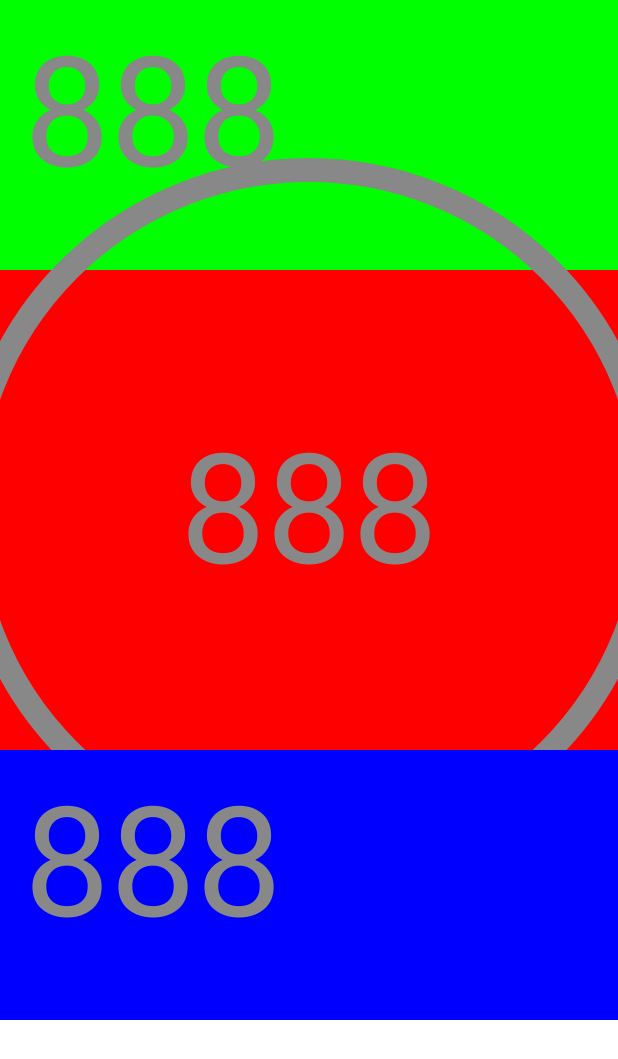
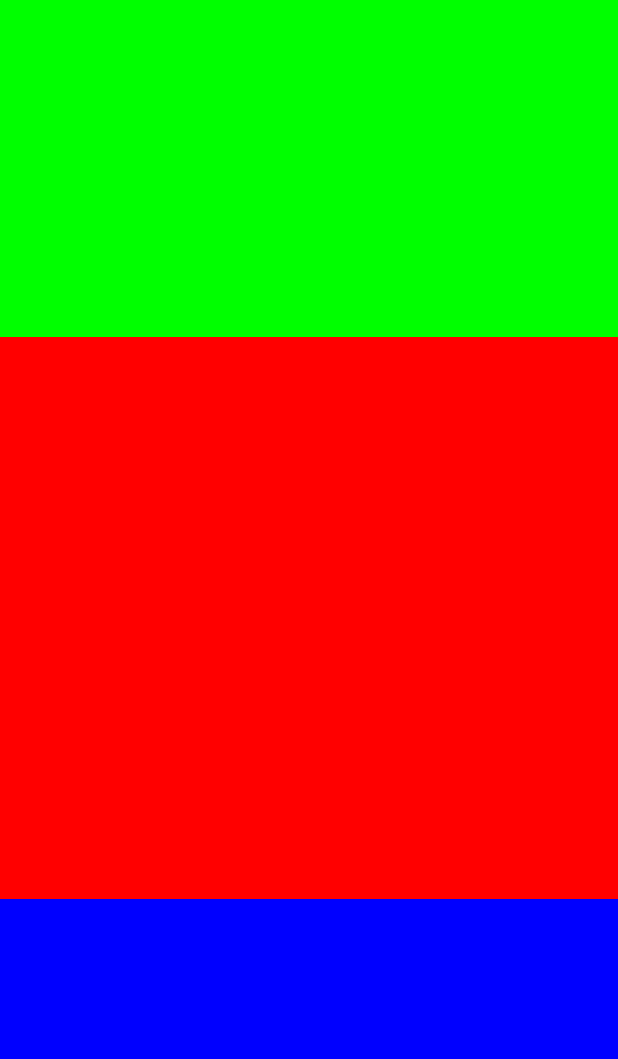
Before and after one commit to franciscobarrios/AirAwareKMP, an Android app built with Jetpack Compose: the @Preview function AppPreview, on a phone screen of 412 x 824 dp. Shown: the top 1059 px of the screen. Run offline under Robolectric (Android 15) with nearby library versions, the phone set to English and light mode, and no system bars; network calls fail.

Commit message:
ui fixed

```diff
--- a/composeApp/src/androidMain/kotlin/com/fjbg/airaware/kmp/MainActivity.kt
+++ b/composeApp/src/androidMain/kotlin/com/fjbg/airaware/kmp/MainActivity.kt
@@ -5,12 +5,12 @@ import androidx.activity.ComponentActivity
 import androidx.activity.compose.setContent
 import androidx.compose.foundation.Canvas
 import androidx.compose.foundation.background
-import androidx.compose.foundation.layout.Arrangement
 import androidx.compose.foundation.layout.Box
 import androidx.compose.foundation.layout.Column
 import androidx.compose.foundation.layout.Row
+import androidx.compose.foundation.layout.fillMaxHeight
+import androidx.compose.foundation.layout.fillMaxSize
 import androidx.compose.foundation.layout.fillMaxWidth
-import androidx.compose.foundation.layout.height
 import androidx.compose.foundation.layout.padding
 import androidx.compose.material.Text
 import androidx.compose.runtime.Composable
@@ -36,12 +36,40 @@ class MainActivity : ComponentActivity() {
 @Composable
 fun AppPreview() {
     Column(
-        modifier = Modifier.fillMaxWidth(),
-        verticalArrangement = Arrangement.SpaceEvenly
+        modifier = Modifier.fillMaxSize(),
+        //verticalArrangement = Arrangement.
     ) {
-        UpperBox()
-        MiddleBox()
-        LowerBox()
+
+        Row(
+            modifier = Modifier
+                .background(Color.Green)
+                .fillMaxWidth()
+                .weight(.3f, true)
+            //.fillMaxHeight(.2f),
+        ) {
+            //AqiText()
+        }
+        Row(
+            //contentAlignment = Alignment.Center,
+            modifier = Modifier
+                .background(Color.Red)
+                .fillMaxWidth()
+                .weight(.5f, true)
+            //.fillMaxHeight(.5f)
+        ) {
+            //AqiText()
+            //AqiCircle()
+        }
+
+        Row(
+            modifier = Modifier
+                .background(Color.Blue)
+                .fillMaxWidth()
+                .weight(.3f, true)
+            //.fillMaxHeight(.2f)
+        ) {
+            //AqiText()
+        }
     }
 }
 
@@ -50,35 +78,36 @@ fun UpperBox() {
     Row(
         modifier = Modifier
             .background(Color.Green)
-            .height(180.dp)
-            .fillMaxWidth(),
+            .fillMaxWidth()
+            .fillMaxHeight(.2f),
     ) {
-        AqiText()
+        //AqiText()
     }
 }
 
 @Composable
 fun MiddleBox() {
     Box(
+        contentAlignment = Alignment.Center,
         modifier = Modifier
             .background(Color.Red)
-            .height(320.dp),
-        contentAlignment = Alignment.Center,
+            .fillMaxWidth()
+            .fillMaxHeight(.5f)
     ) {
-        AqiText()
-        AqiCircle()
+        //AqiText()
+        //AqiCircle()
     }
 }
 
 @Composable
 fun LowerBox() {
-    Row(
+    Box(
         modifier = Modifier
             .background(Color.Blue)
-            .height(180.dp)
             .fillMaxWidth()
+            .fillMaxHeight(.2f)
     ) {
-        AqiText()
+        //AqiText()
     }
 }
 
--- a/composeApp/src/commonMain/kotlin/com/fjbg/airaware/kmp/App.kt
+++ b/composeApp/src/commonMain/kotlin/com/fjbg/airaware/kmp/App.kt
@@ -18,7 +18,6 @@ import androidx.navigation.compose.NavHost
 import androidx.navigation.compose.composable
 import androidx.navigation.compose.rememberNavController
 import com.fjbg.airaware.kmp.di.appModules
-import org.jetbrains.compose.ui.tooling.preview.Preview
 import org.koin.compose.KoinApplication
 import org.koin.compose.currentKoinScope
 
```
Also changed, not shown: 1 other file.
